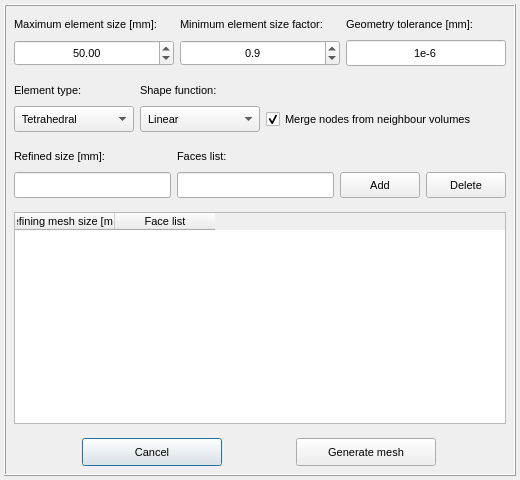
First picture: the form in vibra/interface/data/ui_files/mesh/mesher_setup.ui, repository MOPT-UFSC/VIBRA, before the edit.
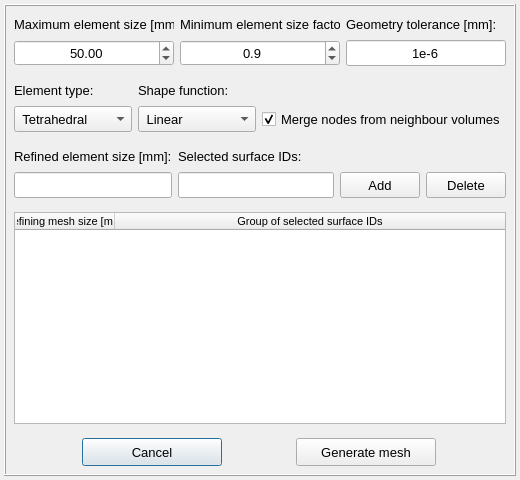
Second picture: the form after the edit.

Commit message: Modify the mesh setup user interface

Diff of the .ui file:
```diff
--- a/vibra/interface/data/ui_files/mesh/mesher_setup.ui
+++ b/vibra/interface/data/ui_files/mesh/mesher_setup.ui
@@ -111,6 +111,11 @@
              <height>26</height>
             </size>
            </property>
+           <property name="font">
+            <font>
+             <pointsize>10</pointsize>
+            </font>
+           </property>
            <property name="alignment">
             <set>Qt::AlignCenter</set>
            </property>
@@ -147,7 +152,7 @@
            </property>
            <property name="font">
             <font>
-             <pointsize>8</pointsize>
+             <pointsize>10</pointsize>
             </font>
            </property>
            <property name="text">
@@ -169,6 +174,11 @@
              <height>16777215</height>
             </size>
            </property>
+           <property name="font">
+            <font>
+             <pointsize>10</pointsize>
+            </font>
+           </property>
            <property name="text">
             <string>1e-6</string>
            </property>
@@ -191,6 +201,11 @@
              <height>16777215</height>
             </size>
            </property>
+           <property name="font">
+            <font>
+             <pointsize>10</pointsize>
+            </font>
+           </property>
            <property name="text">
             <string>Geometry tolerance [mm]:</string>
            </property>
@@ -204,6 +219,11 @@
              <height>26</height>
             </size>
            </property>
+           <property name="font">
+            <font>
+             <pointsize>10</pointsize>
+            </font>
+           </property>
            <property name="alignment">
             <set>Qt::AlignCenter</set>
            </property>
@@ -214,7 +234,7 @@
             <double>0.100000000000000</double>
            </property>
            <property name="maximum">
-            <double>2.000000000000000</double>
+            <double>1.000000000000000</double>
            </property>
            <property name="singleStep">
             <double>0.100000000000000</double>
@@ -238,6 +258,11 @@
              <height>16777215</height>
             </size>
            </property>
+           <property name="font">
+            <font>
+             <pointsize>10</pointsize>
+            </font>
+           </property>
            <property name="text">
             <string>Minimum element size factor:</string>
            </property>
@@ -278,6 +303,11 @@
              <height>26</height>
             </size>
            </property>
+           <property name="font">
+            <font>
+             <pointsize>10</pointsize>
+            </font>
+           </property>
            <property name="text">
             <string/>
            </property>
@@ -294,6 +324,11 @@
              <height>26</height>
             </size>
            </property>
+           <property name="font">
+            <font>
+             <pointsize>10</pointsize>
+            </font>
+           </property>
            <property name="text">
             <string/>
            </property>
@@ -310,8 +345,13 @@
              <height>20</height>
             </size>
            </property>
+           <property name="font">
+            <font>
+             <pointsize>10</pointsize>
+            </font>
+           </property>
            <property name="text">
-            <string>Faces list:</string>
+            <string>Selected surface IDs:</string>
            </property>
           </widget>
          </item>
@@ -323,8 +363,13 @@
              <height>20</height>
             </size>
            </property>
+           <property name="font">
+            <font>
+             <pointsize>10</pointsize>
+            </font>
+           </property>
            <property name="text">
-            <string>Refined size [mm]:</string>
+            <string>Refined element size [mm]:</string>
            </property>
           </widget>
          </item>
@@ -336,6 +381,11 @@
              <height>26</height>
             </size>
            </property>
+           <property name="font">
+            <font>
+             <pointsize>10</pointsize>
+            </font>
+           </property>
            <property name="text">
             <string>Delete</string>
            </property>
@@ -352,6 +402,11 @@
              <height>26</height>
             </size>
            </property>
+           <property name="font">
+            <font>
+             <pointsize>10</pointsize>
+            </font>
+           </property>
            <property name="text">
             <string>Add</string>
            </property>
@@ -389,6 +444,12 @@
          </property>
          <item row="0" column="0">
           <widget class="QTableWidget" name="tableWidget_refining_mesh_data">
+           <attribute name="horizontalHeaderStretchLastSection">
+            <bool>true</bool>
+           </attribute>
+           <attribute name="verticalHeaderStretchLastSection">
+            <bool>false</bool>
+           </attribute>
            <column>
             <property name="text">
              <string>Refining mesh size [mm]</string>
@@ -399,7 +460,7 @@
            </column>
            <column>
             <property name="text">
-             <string>Face list</string>
+             <string>Group of selected surface IDs</string>
             </property>
             <property name="textAlignment">
              <set>AlignCenter</set>
@@ -447,7 +508,7 @@
            </property>
            <property name="font">
             <font>
-             <pointsize>8</pointsize>
+             <pointsize>10</pointsize>
             </font>
            </property>
            <property name="text">
@@ -474,7 +535,7 @@
            </property>
            <property name="font">
             <font>
-             <pointsize>8</pointsize>
+             <pointsize>10</pointsize>
             </font>
            </property>
            <property name="text">
@@ -526,6 +587,11 @@
              <height>16777215</height>
             </size>
            </property>
+           <property name="font">
+            <font>
+             <pointsize>10</pointsize>
+            </font>
+           </property>
            <property name="text">
             <string>Element type:</string>
            </property>
@@ -545,6 +611,11 @@
              <height>16777215</height>
             </size>
            </property>
+           <property name="font">
+            <font>
+             <pointsize>10</pointsize>
+            </font>
+           </property>
            <property name="text">
             <string>Shape function:</string>
            </property>
@@ -564,6 +635,11 @@
              <height>16777215</height>
             </size>
            </property>
+           <property name="font">
+            <font>
+             <pointsize>10</pointsize>
+            </font>
+           </property>
            <item>
             <property name="text">
              <string> Tetrahedral</string>
@@ -600,6 +676,11 @@
              <height>16777215</height>
             </size>
            </property>
+           <property name="font">
+            <font>
+             <pointsize>10</pointsize>
+            </font>
+           </property>
            <item>
             <property name="text">
              <string> Linear</string>
@@ -620,6 +701,11 @@
              <height>26</height>
             </size>
            </property>
+           <property name="font">
+            <font>
+             <pointsize>10</pointsize>
+            </font>
+           </property>
            <property name="text">
             <string>Merge nodes from neighbour volumes</string>
            </property>
```
The commit also changes 2 other files.
